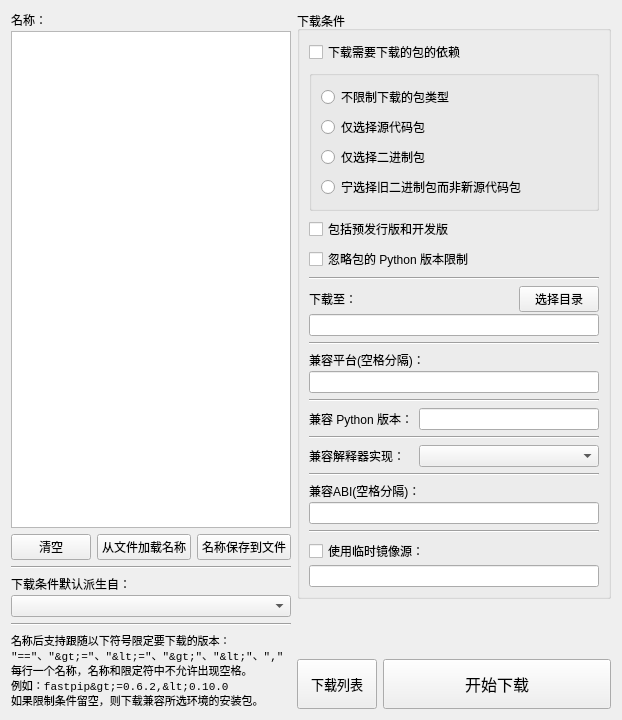
Old version of the form ui/package_download.ui in the repository hrpzcf/AwesomePyKit.
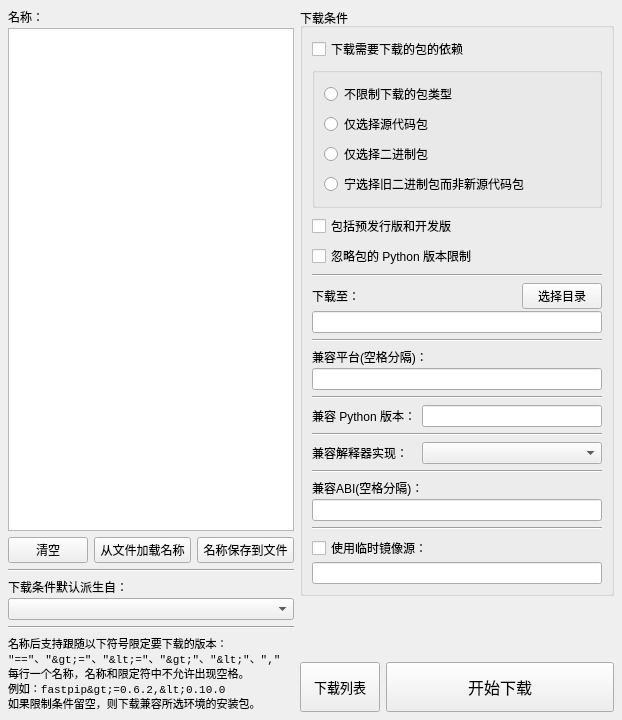
New version of the form.

The edit to the form file:
```diff
--- a/ui/package_download.ui
+++ b/ui/package_download.ui
@@ -22,6 +22,18 @@
    <string>模块安装包下载</string>
   </property>
   <layout class="QVBoxLayout" name="verticalLayout_14">
+   <property name="leftMargin">
+    <number>8</number>
+   </property>
+   <property name="topMargin">
+    <number>8</number>
+   </property>
+   <property name="rightMargin">
+    <number>8</number>
+   </property>
+   <property name="bottomMargin">
+    <number>8</number>
+   </property>
    <item>
     <layout class="QHBoxLayout" name="horizontalLayout_6">
      <item>
```
